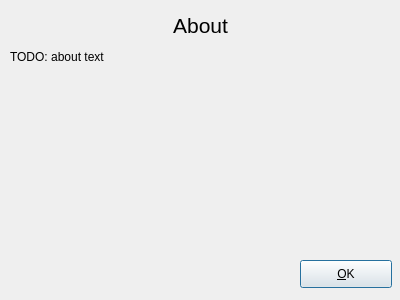
Qt form AboutDialog.ui (andrewrk/Secure-WordVault) before a commit.
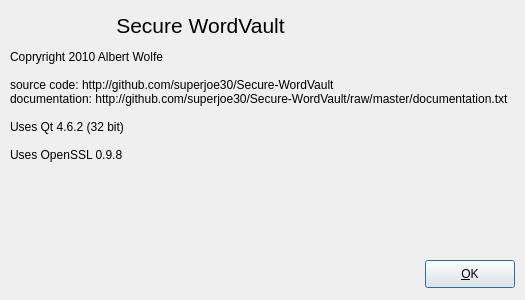
The same form after that commit.

Commit message: added about text. you can't click on links (i think). you can't even select them to copy (i think).

What changed in the file:
```diff
--- a/AboutDialog.ui
+++ b/AboutDialog.ui
@@ -6,7 +6,7 @@
    <rect>
     <x>0</x>
     <y>0</y>
-    <width>400</width>
+    <width>525</width>
     <height>300</height>
    </rect>
   </property>
@@ -18,12 +18,19 @@
     <rect>
      <x>10</x>
      <y>50</y>
-     <width>371</width>
+     <width>500</width>
      <height>191</height>
     </rect>
    </property>
    <property name="text">
-    <string>TODO: about text</string>
+    <string>Copryright 2010 Albert Wolfe &lt;albert@laowaichinese.net&gt;
+
+source code: http://github.com/superjoe30/Secure-WordVault
+documentation: http://github.com/superjoe30/Secure-WordVault/raw/master/documentation.txt
+
+Uses Qt 4.6.2 (32 bit)
+
+Uses OpenSSL 0.9.8</string>
    </property>
    <property name="alignment">
     <set>Qt::AlignLeading|Qt::AlignLeft|Qt::AlignTop</set>
@@ -47,7 +54,7 @@
     </font>
    </property>
    <property name="text">
-    <string>About</string>
+    <string>Secure WordVault</string>
    </property>
    <property name="alignment">
     <set>Qt::AlignCenter</set>
@@ -56,9 +63,9 @@
   <widget class="QPushButton" name="btnOk">
    <property name="geometry">
     <rect>
-     <x>300</x>
+     <x>425</x>
      <y>260</y>
-     <width>92</width>
+     <width>90</width>
      <height>28</height>
     </rect>
    </property>
```
